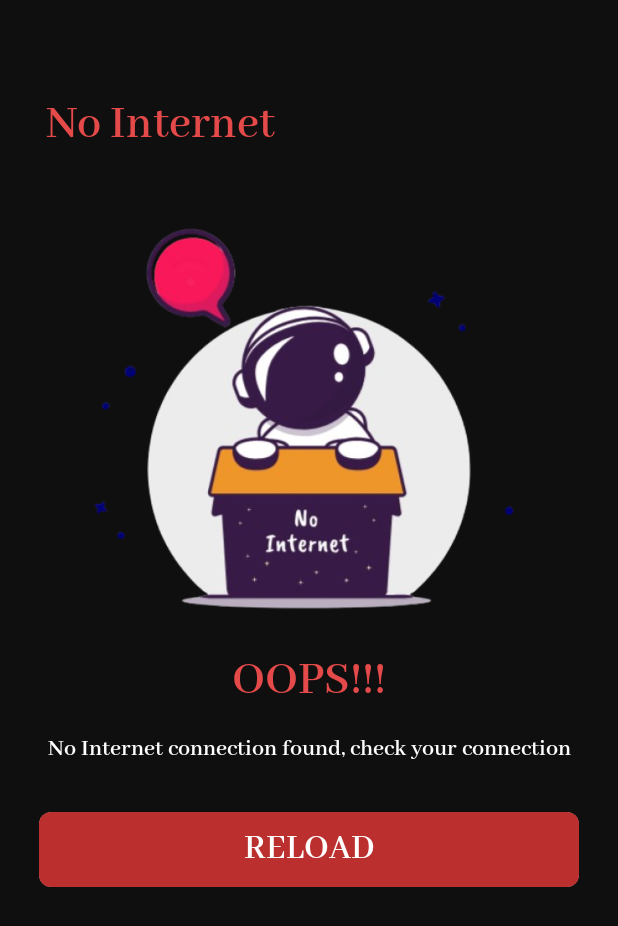
After one commit to ThongSauWei/FYP, an Android app: the layout error_page.xml on its own in the app's theme, with its tools: preview values and no code run, on a phone screen of 412 x 824 dp. The commit adds this screen. Shown: the top 926 px of the screen. Run offline under Robolectric (Android 15) with nearby library versions, the phone set to English and light mode, and no system bars; Roboto replaces fonts that are not available here.

Commit message:
error page

```diff
--- /dev/null
+++ b/app/src/main/java/com/example/fyp/ErrorPage.kt
@@ -0,0 +1,4 @@
+package com.example.fyp
+
+class ErrorPage {
+}
--- /dev/null
+++ b/app/src/main/res/drawable/baseline_close_white_24.xml
@@ -0,0 +1,5 @@
+<vector xmlns:android="http://schemas.android.com/apk/res/android" android:height="24dp" android:tint="#FFFFFF" android:viewportHeight="24" android:viewportWidth="24" android:width="24dp">
+
+    <path android:fillColor="@android:color/white" android:pathData="M19,6.41L17.59,5 12,10.59 6.41,5 5,6.41 10.59,12 5,17.59 6.41,19 12,13.41 17.59,19 19,17.59 13.41,12z"/>
+
+</vector>
--- /dev/null
+++ b/app/src/main/res/layout/error_page.xml
@@ -0,0 +1,94 @@
+<?xml version="1.0" encoding="utf-8"?>
+<androidx.constraintlayout.widget.ConstraintLayout xmlns:android="http://schemas.android.com/apk/res/android"
+    xmlns:app="http://schemas.android.com/apk/res-auto"
+    xmlns:tools="http://schemas.android.com/tools"
+    android:layout_width="match_parent"
+    android:layout_height="match_parent"
+    android:background="@color/background"
+    tools:context=".ErrorPage">
+
+    <!-- Title -->
+
+    <!-- Image -->
+
+    <TextView
+        android:id="@+id/tvErrorTitle"
+        android:layout_width="wrap_content"
+        android:layout_height="wrap_content"
+        android:layout_marginTop="64dp"
+        android:fontFamily="@font/abhayalibre_semibold"
+        android:text="@string/no_internet"
+        android:textColor="@color/error_red"
+        android:textSize="32sp"
+        app:layout_constraintEnd_toEndOf="parent"
+        app:layout_constraintHorizontal_bias="0.119"
+        app:layout_constraintStart_toStartOf="parent"
+        app:layout_constraintTop_toTopOf="parent" />
+
+    <ImageView
+        android:id="@+id/imgNoInternet"
+        android:layout_width="300dp"
+        android:layout_height="300dp"
+        android:src="@drawable/no_internet"
+        android:layout_marginTop="16dp"
+        app:layout_constraintTop_toBottomOf="@id/tvErrorTitle"
+        app:layout_constraintStart_toStartOf="parent"
+        app:layout_constraintEnd_toEndOf="parent"
+        android:contentDescription="@string/no_internet" />
+
+    <!-- OOPS Text -->
+    <TextView
+        android:id="@+id/tvOopsText"
+        android:layout_width="wrap_content"
+        android:layout_height="wrap_content"
+        android:text="@string/opps"
+        android:textColor="@color/error_red"
+        android:textSize="32sp"
+        android:fontFamily="@font/abhayalibre_semibold"
+        android:layout_marginTop="16dp"
+        app:layout_constraintTop_toBottomOf="@id/imgNoInternet"
+        app:layout_constraintStart_toStartOf="parent"
+        app:layout_constraintEnd_toEndOf="parent" />
+
+    <!-- Description -->
+    <TextView
+        android:id="@+id/tvErrorDescription"
+        android:layout_width="wrap_content"
+        android:layout_height="wrap_content"
+        android:text="@string/no_internet_description"
+        android:textColor="@color/white"
+        android:textSize="16sp"
+        android:fontFamily="@font/abhayalibre_semibold"
+        android:layout_marginTop="16dp"
+        app:layout_constraintTop_toBottomOf="@id/tvOopsText"
+        app:layout_constraintStart_toStartOf="parent"
+        app:layout_constraintEnd_toEndOf="parent" />
+
+    <!-- Reload Button -->
+    <androidx.cardview.widget.CardView
+        android:id="@+id/cardViewReloadButton"
+        android:layout_width="360dp"
+        android:layout_height="50dp"
+        android:layout_marginTop="32dp"
+        app:cardCornerRadius="8dp"
+        app:cardElevation="0dp"
+        android:background="@color/red_button"
+        app:layout_constraintTop_toBottomOf="@id/tvErrorDescription"
+        app:layout_constraintStart_toStartOf="parent"
+        app:layout_constraintEnd_toEndOf="parent">
+
+        <androidx.appcompat.widget.AppCompatButton
+            android:id="@+id/btnReload"
+            android:layout_width="match_parent"
+            android:layout_height="match_parent"
+            android:backgroundTint="@color/red_button"
+            android:background="@color/red_button"
+            android:text="@string/reload"
+            android:textColor="@color/white"
+            android:textAllCaps="false"
+            app:cardElevation="10dp"
+            android:textSize="24sp"
+            android:fontFamily="@font/abhayalibre_semibold" />
+    </androidx.cardview.widget.CardView>
+
+</androidx.constraintlayout.widget.ConstraintLayout>
--- /dev/null
+++ b/app/src/main/res/layout/toolbar_with_close.xml
@@ -0,0 +1,20 @@
+<?xml version="1.0" encoding="utf-8"?>
+<androidx.appcompat.widget.Toolbar xmlns:android="http://schemas.android.com/apk/res/android"
+    android:layout_width="match_parent"
+    android:layout_height="70dp"
+    android:background="@color/background"
+    xmlns:app="http://schemas.android.com/apk/res-auto"
+    app:navigationIcon="@drawable/baseline_menu_24"
+    android:id="@+id/toolbar_with_profile">
+
+    <!-- Search Icon on the Right Side -->
+    <ImageView
+        android:id="@+id/btnSearchToolbarWithProfile"
+        android:layout_width="40dp"
+        android:layout_height="40dp"
+        android:layout_marginTop="16dp"
+        android:layout_marginEnd="16dp"
+        android:layout_gravity="end"
+
+        android:src="@drawable/baseline_close_white_24" />
+</androidx.appcompat.widget.Toolbar>
--- a/app/src/main/res/values/colors.xml
+++ b/app/src/main/res/values/colors.xml
@@ -15,6 +15,8 @@
     <color name="medium_word">#AAAAAA</color>
     <color name="separator">#424242</color>
     <color name="normal_word_selected">#C5C5C5</color>
+    <color name="error_red">#E54A4A</color>
+    <color name="red_button">#BC2F2F</color>
 
 
 
--- a/app/src/main/res/values/strings.xml
+++ b/app/src/main/res/values/strings.xml
@@ -13,6 +13,11 @@
     <string name="no">No</string>
     <string name="delete_will_be_permanently">Delete will be permanently</string>
     <string name="sign_out">Sign Out</string>
+
+    <string name="no_internet">No Internet</string>
+    <string name="opps">OOPS!!!</string>
+    <string name="no_internet_description">No Internet connection found, check your connection</string>
+    <string name="reload">RELOAD</string>
 
     <string name="about_us">About Us</string>
     <string name="about_us_title">TARUMT Campus Hub</string>
@@ -159,16 +164,7 @@
         <item>Can\'t Login</item>
         <item>Others</item>
     </array>
-    <!--    <array name="category">-->
-    <!--        <item>Assignment</item>-->
-    <!--        <item>Business</item>-->
-    <!--        <item>Computer Science</item>-->
-    <!--        <item>Account</item>-->
-    <!--        <item>Graphic Design</item>-->
-    <!--        <item>Degree</item>-->
-    <!--        <item>Finance</item>-->
-    <!--        <item>Medicine</item>-->
-    <!--    </array>-->
+
     <array name="course">
         <item>Business</item>
         <item>Computer Science</item>
```
Also changed, not shown: app/src/main/res/drawable/no_internet.png (added), 1 other file.
